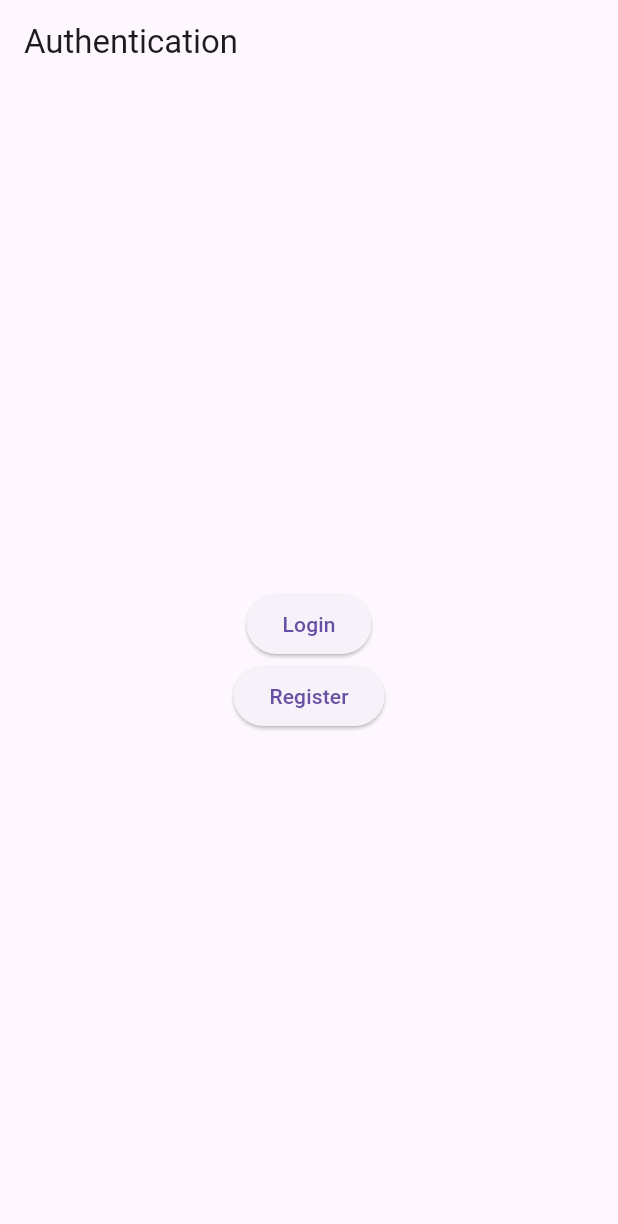
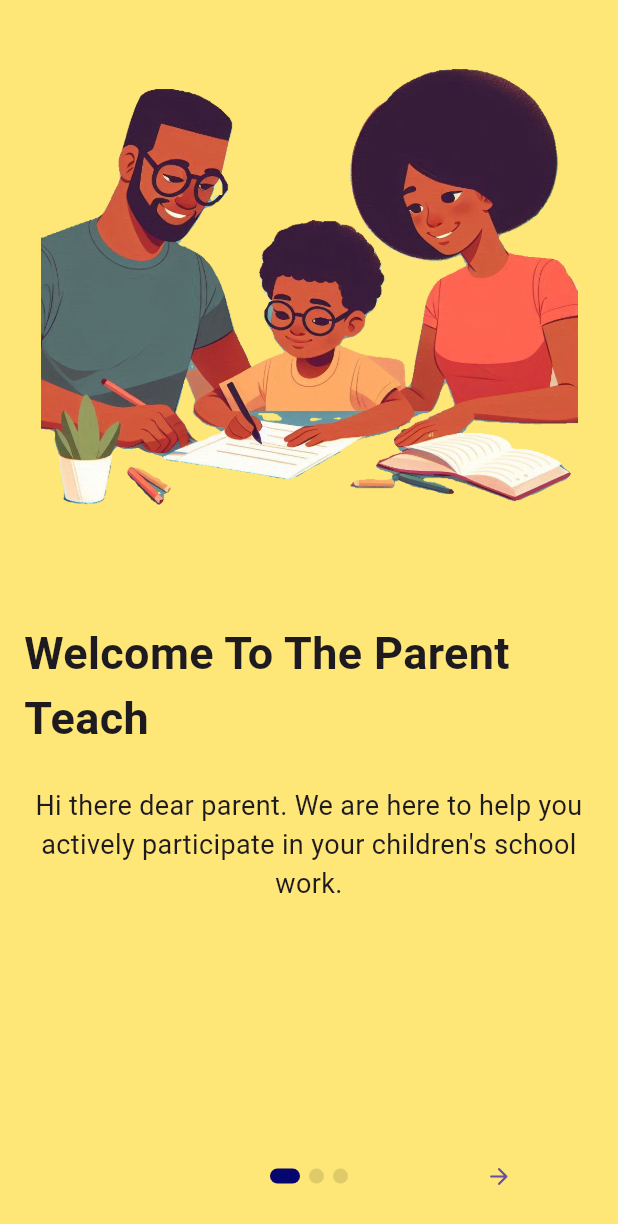
Before and after one commit to KaKaCodes1/Parent_Teach_App, a Flutter app: the screen it shows after launch, on a phone screen of 412 x 824 dp. Shown: the top 1224 px of the screen. Run offline on Flutter 3.47's test engine with Material 3 defaults, Android fonts, the phone set to English and light mode, and no system bars; drawn by our look-alikes of introduction_screen; our stand-ins replace camera, firebase_auth, firebase_core, image_picker; missing offline and left inert: google_ml_kit; accounts and stored records are empty.

Commit message:
Created the onboarding screen and added the illustration images

```diff
--- a/parentteach/lib/main.dart
+++ b/parentteach/lib/main.dart
@@ -1,6 +1,7 @@
 import 'package:flutter/material.dart';
 import 'package:firebase_core/firebase_core.dart';
 import 'package:parentteach/screen/login_screen.dart';
+import 'package:parentteach/screen/onboarding_screen.dart';
 import 'package:parentteach/screen/splash_screen.dart';
 import 'firebase_options.dart';
 import 'screen/auth_screen.dart';
@@ -20,8 +21,9 @@ class MyApp extends StatelessWidget {
   @override
   Widget build(BuildContext context) {
     return MaterialApp(
+      debugShowCheckedModeBanner: false,
       //home: AuthScreen(),
-      debugShowCheckedModeBanner: false,
+      //home: const OnboardingScreen(),
       home: const SplashScreen(),
     );
   }
--- /dev/null
+++ b/parentteach/lib/screen/onboarding_screen.dart
@@ -0,0 +1,198 @@
+//This page is the onboarding screen and holds the auth screen
+
+import 'package:flutter/material.dart';
+import 'package:introduction_screen/introduction_screen.dart';//this is a dependancy that has what I used to create the onboarding screen
+import 'package:parentteach/screen/login_screen.dart';
+import 'package:parentteach/screen/registration_screen.dart';
+//import 'package:parentteach/screen/solution_screen.dart';
+
+class OnboardingScreen extends StatefulWidget {
+  const OnboardingScreen({super.key});
+
+  @override
+  State<OnboardingScreen> createState() => _OnboardingScreenState();
+}
+
+class _OnboardingScreenState extends State<OnboardingScreen> {
+  //final PageController _pageController = PageController();
+
+  //These make the done button display the login and register buttons
+  bool _showButtons = false;
+  void _onDone() {
+    setState(() {
+      _showButtons = true;
+    });
+  }
+
+  // void _onSkip() {
+  //   _pageController.jumpToPage(2); // Navigate to the last page (index 2)
+  // }
+
+  //styles the login and register buttons
+  final ButtonStyle myButtons = ElevatedButton.styleFrom(
+    minimumSize: const Size(200, 40),
+    backgroundColor: const Color.fromARGB(255, 249, 249, 207),
+    textStyle: const TextStyle(fontWeight: FontWeight.bold),
+  );
+
+  @override
+  Widget build(BuildContext context) {
+    return Scaffold(
+      body: IntroductionScreen(
+      globalBackgroundColor: const Color.fromARGB(255, 254, 230, 119),
+      scrollPhysics: const BouncingScrollPhysics(),
+      //These are the different pages making up the onboarding screen
+      pages: [
+        //first page
+        PageViewModel(
+          titleWidget: const Text(
+            'Welcome To The Parent Teach',
+            style: TextStyle(
+              fontSize: 30,
+              fontWeight: FontWeight.bold,
+            ),
+            ),
+          body: "Hi there dear parent. We are here to help you actively participate in your children's school work.",
+          image: Image.asset(
+            'assets/images/onboarding2.png',
+            width: 400,
+            height: 400,
+          ),
+        ),
+
+          //second page
+          PageViewModel(
+          titleWidget: const Text(
+            'We Provide You With Resources',
+            style: TextStyle(
+              fontSize: 30,
+              fontWeight: FontWeight.bold,
+            ),
+            ),
+          body: "We have resources to help you assist your child with the assignments with the use of AI",
+          image: Image.asset(
+            'assets/images/onboarding3.png',
+            width: 400,
+            height: 400,
+          ),
+        ),
+
+          //third page
+          PageViewModel(
+          titleWidget: const Text(
+            'Join Us Now',
+            style: TextStyle(
+              fontSize: 30,
+              fontWeight: FontWeight.bold,
+            ),
+            ),
+
+            image: Image.asset(
+            'assets/images/onboarding1.png',
+            width: 400,
+            height: 400,
+          ),
+
+          bodyWidget: Column(
+            children: [
+           const Text("Discover the Parent Teach App" ,
+          ),
+
+          AnimatedOpacity(
+          opacity: _showButtons ? 1.0 : 0.0,
+          duration: const Duration(milliseconds: 500),
+          child: Visibility(
+            visible: _showButtons,
+            child: Column(
+              mainAxisSize: MainAxisSize.min,
+              children: [
+                const SizedBox(
+                  height: 10,
+                ),
+
+                ElevatedButton(
+                  onPressed: () {
+                  Navigator.push(
+                  context,
+                  MaterialPageRoute(builder: (context) => LoginScreen()),
+                );
+                  },
+                  style: myButtons,
+                  child: const Text(
+                    'Login',
+                    style: TextStyle(
+                      color: Color.fromARGB(255, 6, 6, 111),
+                    ),
+                    ),
+                  ),
+
+                const SizedBox(
+                  height: 10,
+                ),
+
+                ElevatedButton(
+                  onPressed: () {
+                  Navigator.push(
+                  context,
+                  MaterialPageRoute(builder: (context) => RegistrationScreen()),
+                  );
+                  },
+                  style: myButtons,
+                  child: const Text (
+                    'Register',
+                    style: TextStyle(
+                    color: Color.fromARGB(255, 6, 6, 111),
+                    ),
+                    )
+                  ),
+              ],
+            ),
+            ),
+          ),
+          ],
+          ),
+        ),
+      ],
+
+      onDone: _onDone,
+
+      //onSkip: _onSkip,
+
+      showSkipButton: false,
+
+      // skip: const Text(
+      //   'Skip',
+      //   style: TextStyle(
+      //     fontWeight: FontWeight.bold,
+      //     fontSize: 18,
+      //     color: Color.fromARGB(255, 6, 6, 111),
+      //   ),
+      // ),
+
+      done: const Text(
+        'Done',
+        style: TextStyle(
+          fontWeight: FontWeight.bold,
+          fontSize: 18,
+          color: Color.fromARGB(255, 6, 6, 111),
+        ),
+      ),
+
+      next: const Icon(Icons.arrow_forward_rounded),
+
+      //To create the navigation dots
+      dotsDecorator: DotsDecorator(
+        size: const Size.square(10.0),
+        activeSize: const Size(20, 10),
+        color: Colors.black12,
+        activeColor: const Color.fromARGB(255, 6, 6, 111),
+        spacing: const EdgeInsets.symmetric(horizontal: 3.0),
+        activeShape: RoundedRectangleBorder(
+          borderRadius: BorderRadius.circular(25.0),
+        )
+      ),
+              ),
+
+    );
+  }
+}
--- a/parentteach/lib/screen/splash_screen.dart
+++ b/parentteach/lib/screen/splash_screen.dart
@@ -1,6 +1,7 @@
 import 'package:flutter/material.dart';
 import 'package:flutter/services.dart';
-import 'package:parentteach/screen/auth_screen.dart';
+//import 'package:parentteach/screen/auth_screen.dart';
+import 'package:parentteach/screen/onboarding_screen.dart';
 
 class SplashScreen extends StatefulWidget {
   const SplashScreen({super.key});
@@ -19,7 +20,7 @@ class _SplashScreenState extends State<SplashScreen> with SingleTickerProviderSt
     //how long the screen will be displayed before going to another page
     Future.delayed(const Duration(seconds: 3), (){
       Navigator.of(context).pushReplacement(
-        MaterialPageRoute(builder: (_) => AuthScreen())
+        MaterialPageRoute(builder: (_) => const OnboardingScreen())
       );
     });
   }
--- a/parentteach/pubspec.yaml
+++ b/parentteach/pubspec.yaml
@@ -41,6 +41,7 @@ dependencies:
   # The following adds the Cupertino Icons font to your application.
   # Use with the CupertinoIcons class for iOS style icons.
   cupertino_icons: ^1.0.6
+  introduction_screen: ^3.1.14
 
 dev_dependencies:
   flutter_test:
```
Also changed, not shown: parentteach/assets/images/onboarding1.png (added), parentteach/assets/images/onboarding2.png (added), parentteach/assets/images/onboarding3.png (added), parentteach/pubspec.lock.
